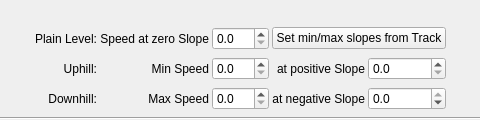
This is src/qmapshack/gis/trk/filter/IFilterSpeed.ui in Maproom/qmapshack as Qt 5 draws it before an edit; both pictures show x 228 to 708 and y 0 to 120 of the 913 by 120 pixel window. The edited form follows.
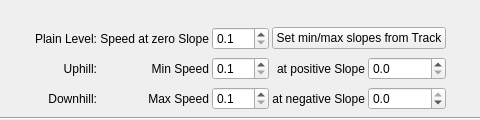
This is the edited form. Icons and pictures are not drawn.

The edit to the form file:
```diff
--- a/src/qmapshack/gis/trk/filter/IFilterSpeed.ui
+++ b/src/qmapshack/gis/trk/filter/IFilterSpeed.ui
@@ -333,6 +333,9 @@
               <property name="decimals">
                <number>1</number>
               </property>
+              <property name="minimum">
+               <double>0.100000000000000</double>
+              </property>
               <property name="maximum">
                <double>100.000000000000000</double>
               </property>
@@ -415,12 +418,18 @@
               <property name="decimals">
                <number>1</number>
               </property>
+              <property name="minimum">
+               <double>0.100000000000000</double>
+              </property>
               <property name="maximum">
                <double>100.000000000000000</double>
               </property>
               <property name="singleStep">
                <double>0.100000000000000</double>
               </property>
+              <property name="value">
+               <double>0.100000000000000</double>
+              </property>
              </widget>
             </item>
             <item row="3" column="3">
@@ -460,6 +469,9 @@
               <property name="decimals">
                <number>1</number>
               </property>
+              <property name="minimum">
+               <double>0.100000000000000</double>
+              </property>
               <property name="maximum">
                <double>100.000000000000000</double>
               </property>
```
